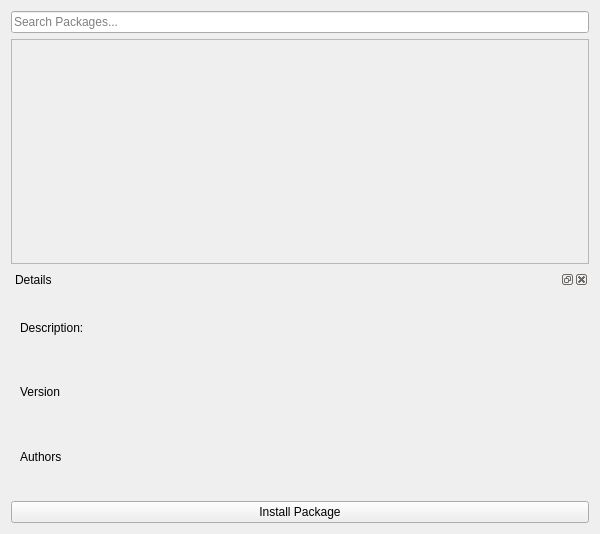
First picture: the form in src/ui/package_manager.ui, repository SamuGallo-06/otus-browser, before the edit.
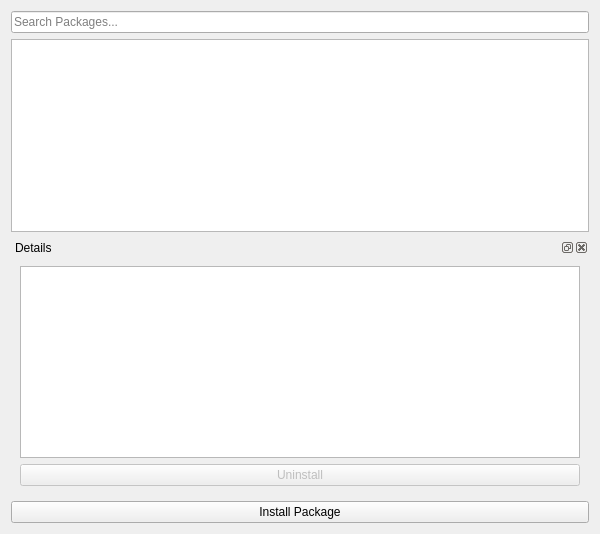
Second picture: the form after the edit.

The edit to the form file:
```diff
--- a/src/ui/package_manager.ui
+++ b/src/ui/package_manager.ui
@@ -23,25 +23,21 @@
       <string>Details</string>
      </property>
      <widget class="QWidget" name="dockWidgetContents">
-      <layout class="QGridLayout" name="gridLayout">
-       <item row="1" column="0">
-        <widget class="QLabel" name="label_2">
-         <property name="text">
-          <string>Version</string>
+      <layout class="QVBoxLayout" name="detailsLayout">
+       <item>
+        <widget class="QPlainTextEdit" name="detailsText">
+         <property name="readOnly">
+          <bool>true</bool>
          </property>
         </widget>
        </item>
-       <item row="0" column="0">
-        <widget class="QLabel" name="label">
-         <property name="text">
-          <string>Description: </string>
+       <item>
+        <widget class="QPushButton" name="uninstallPackageButton">
+         <property name="enabled">
+          <bool>false</bool>
          </property>
-        </widget>
-       </item>
-       <item row="2" column="0">
-        <widget class="QLabel" name="label_3">
          <property name="text">
-          <string>Authors</string>
+          <string>Uninstall</string>
          </property>
         </widget>
        </item>
@@ -57,21 +53,28 @@
     </widget>
    </item>
    <item row="1" column="0">
-    <widget class="QScrollArea" name="scrollArea">
-     <property name="widgetResizable">
+    <widget class="QListWidget" name="packageList">
+     <property name="viewMode">
+      <enum>QListView::IconMode</enum>
+     </property>
+     <property name="iconSize">
+      <size>
+       <width>64</width>
+       <height>64</height>
+      </size>
+     </property>
+     <property name="resizeMode">
+      <enum>QListView::Adjust</enum>
+     </property>
+     <property name="movement">
+      <enum>QListView::Static</enum>
+     </property>
+     <property name="spacing">
+      <number>12</number>
+     </property>
+     <property name="uniformItemSizes">
       <bool>true</bool>
      </property>
-     <widget class="QWidget" name="scrollAreaWidgetContents">
-      <property name="geometry">
-       <rect>
-        <x>0</x>
-        <y>0</y>
-        <width>580</width>
-        <height>221</height>
-       </rect>
-      </property>
-      <layout class="QGridLayout" name="gridLayout_3"/>
-     </widget>
     </widget>
    </item>
    <item row="0" column="0">
```
